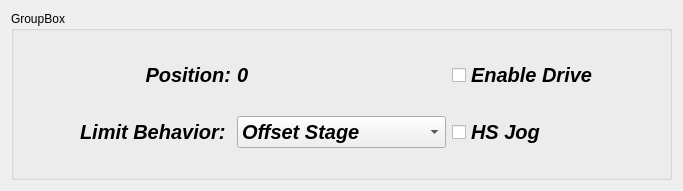
Old version of the form mc_desktop/ui/designer/motor_stats.ui in the repository NationalAperture/MC-Desktop.
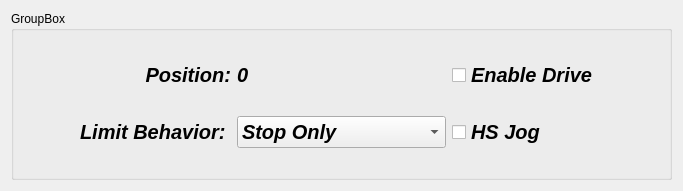
New version of the form.

Commit message: Reordered limit behavior values

```diff
--- a/mc_desktop/ui/designer/motor_stats.ui
+++ b/mc_desktop/ui/designer/motor_stats.ui
@@ -116,7 +116,7 @@
         </property>
         <item>
          <property name="text">
-          <string>Offset Stage</string>
+          <string>Stop Only</string>
          </property>
         </item>
         <item>
```
Left out of the diff: 2 changed lines with no effect on the pictures. The commit also changes 1 other file.
